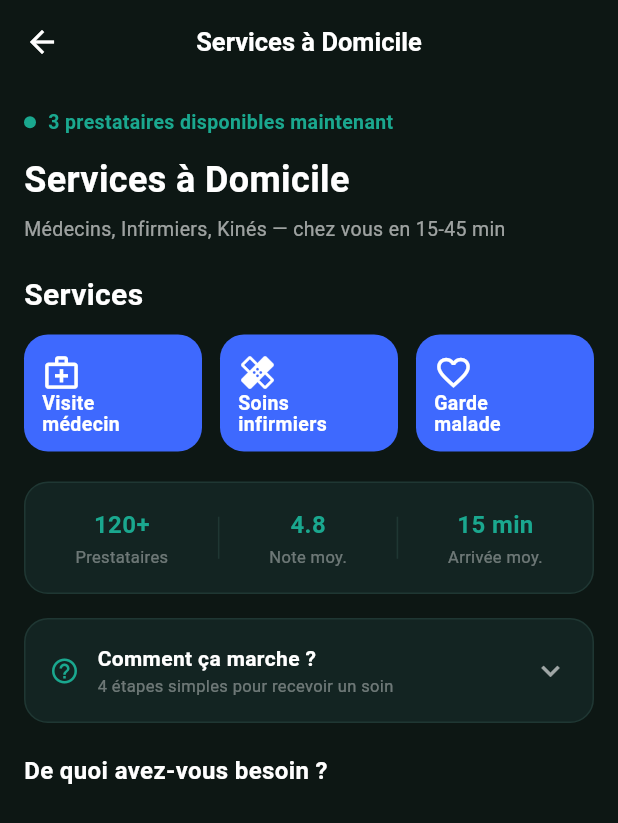
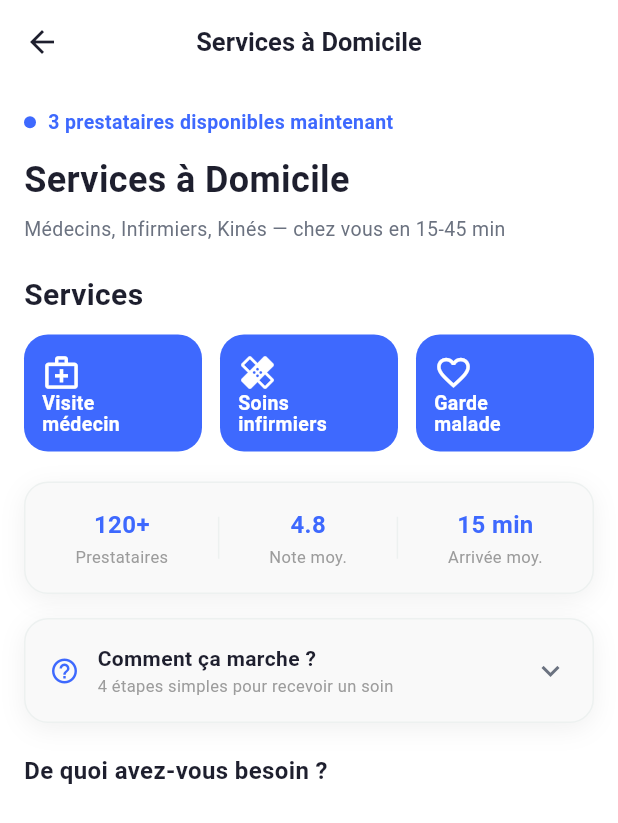
Before and after one commit to pfemoonbou-netizen/medicaclic, a Flutter app: the HomeCareScreen screen opened directly, on a phone screen of 412 x 824 dp. Shown: the top 823 px of the screen. Run offline on Flutter 3.47's test engine with Material 3 defaults, Android fonts, the phone set to English and light mode, and no system bars; our stand-ins replace file_picker, flutter_map, geolocator, go_router, image_picker, latlong2 and 2 more; accounts and stored records are empty.

Commit message:
Services a Domicile : passer du theme sombre au theme bleu et blanc
Remplace la palette sombre BoutiqueColors par un theme clair (fond blanc,
cartes gris clair, accent bleu #3E69FE), style de la maquette Codeless.
Fonctionnalites inchangees.

Co-Authored-By: Claude Opus 4.6 <noreply@anthropic.com>
Claude-Session: https://claude.ai/code/session_011W2p4idtsPLUqPjXsb6riq

```diff
--- a/lib/screens/home/home_care/home_care_screen.dart
+++ b/lib/screens/home/home_care/home_care_screen.dart
@@ -1,8 +1,18 @@
 import 'package:flutter/material.dart';
 import 'package:provider/provider.dart';
-import '../../pharmacy/boutique_theme.dart';
 import '../../../providers/home_care_provider.dart';
 import 'provider_list_screen.dart';
+
+// Theme clair bleu et blanc (au lieu du theme sombre BoutiqueColors).
+class _T {
+  static const bg = Colors.white;
+  static const card = Color(0xFFF9F9F9);
+  static const border = Color(0xFFEDF1F0);
+  static const accent = Color(0xFF3E69FE);
+  static const textPrimary = Color(0xFF1E1F2E);
+  static const textSecondary = Color(0xFF6B7280);
+  static const textFaint = Color(0xFF9C9C9C);
+}
 
 class HomeCareScreen extends StatefulWidget {
   const HomeCareScreen({super.key});
@@ -25,31 +35,31 @@ class _HomeCareScreenState extends State<HomeCareScreen> {
     final homeCare = context.watch<HomeCareProvider>();
 
     return Scaffold(
-      backgroundColor: BoutiqueColors.background,
+      backgroundColor: _T.bg,
       appBar: AppBar(
-        backgroundColor: BoutiqueColors.background,
+        backgroundColor: _T.bg,
         elevation: 0,
-        iconTheme: const IconThemeData(color: BoutiqueColors.textPrimary),
-        title: const Text('Services à Domicile', style: TextStyle(color: BoutiqueColors.textPrimary, fontSize: 17)),
+        iconTheme: const IconThemeData(color: _T.textPrimary),
+        title: const Text('Services à Domicile', style: TextStyle(color: _T.textPrimary, fontSize: 17)),
       ),
       body: homeCare.isLoading && homeCare.categories.isEmpty
-          ? const Center(child: CircularProgressIndicator(color: BoutiqueColors.accent))
+          ? const Center(child: CircularProgressIndicator(color: _T.accent))
           : ListView(
         padding: const EdgeInsets.all(16),
         children: [
           Row(
             children: [
-              Container(width: 8, height: 8, decoration: const BoxDecoration(color: BoutiqueColors.accent, shape: BoxShape.circle)),
+              Container(width: 8, height: 8, decoration: const BoxDecoration(color: _T.accent, shape: BoxShape.circle)),
               const SizedBox(width: 8),
-              const Text('3 prestataires disponibles maintenant', style: TextStyle(color: BoutiqueColors.accent, fontSize: 13, fontWeight: FontWeight.w600)),
+              const Text('3 prestataires disponibles maintenant', style: TextStyle(color: _T.accent, fontSize: 13, fontWeight: FontWeight.w600)),
             ],
           ),
           const SizedBox(height: 12),
-          const Text('Services à Domicile', style: TextStyle(color: BoutiqueColors.textPrimary, fontSize: 24, fontWeight: FontWeight.bold)),
+          const Text('Services à Domicile', style: TextStyle(color: _T.textPrimary, fontSize: 24, fontWeight: FontWeight.bold)),
           const SizedBox(height: 6),
-          const Text('Médecins, Infirmiers, Kinés — chez vous en 15-45 min', style: TextStyle(color: BoutiqueColors.textSecondary, fontSize: 13)),
+          const Text('Médecins, Infirmiers, Kinés — chez vous en 15-45 min', style: TextStyle(color: _T.textSecondary, fontSize: 13)),
           const SizedBox(height: 20),
-          const Text('Services', style: TextStyle(color: BoutiqueColors.textPrimary, fontSize: 20, fontWeight: FontWeight.w600)),
+          const Text('Services', style: TextStyle(color: _T.textPrimary, fontSize: 20, fontWeight: FontWeight.w600)),
           const SizedBox(height: 12),
           Row(
             children: const [
@@ -63,7 +73,12 @@ class _HomeCareScreenState extends State<HomeCareScreen> {
           const SizedBox(height: 20),
           Container(
             padding: const EdgeInsets.symmetric(vertical: 16),
-            decoration: BoxDecoration(color: BoutiqueColors.card, borderRadius: BorderRadius.circular(16), border: Border.all(color: BoutiqueColors.border)),
+            decoration: BoxDecoration(
+              color: _T.card,
+              borderRadius: BorderRadius.circular(16),
+              border: Border.all(color: _T.border),
+              boxShadow: const [BoxShadow(color: Color(0x0F000000), offset: Offset(0, 4), blurRadius: 14)],
+            ),
             child: Row(
               mainAxisAlignment: MainAxisAlignment.spaceEvenly,
               children: const [
@@ -77,7 +92,12 @@ class _HomeCareScreenState extends State<HomeCareScreen> {
           ),
           const SizedBox(height: 16),
           Container(
-            decoration: BoxDecoration(color: BoutiqueColors.card, borderRadius: BorderRadius.circular(16), border: Border.all(color: BoutiqueColors.border)),
+            decoration: BoxDecoration(
+              color: _T.card,
+              borderRadius: BorderRadius.circular(16),
+              border: Border.all(color: _T.border),
+              boxShadow: const [BoxShadow(color: Color(0x0F000000), offset: Offset(0, 4), blurRadius: 14)],
+            ),
             child: Column(
               children: [
                 InkWell(
@@ -87,18 +107,18 @@ class _HomeCareScreenState extends State<HomeCareScreen> {
                     padding: const EdgeInsets.all(16),
                     child: Row(
                       children: [
-                        const Icon(Icons.help_outline, color: BoutiqueColors.accent, size: 20),
+                        const Icon(Icons.help_outline, color: _T.accent, size: 20),
                         const SizedBox(width: 12),
                         const Expanded(
                           child: Column(
                             crossAxisAlignment: CrossAxisAlignment.start,
                             children: [
-                              Text('Comment ça marche ?', style: TextStyle(color: BoutiqueColors.textPrimary, fontSize: 14, fontWeight: FontWeight.w600)),
-                              Text('4 étapes simples pour recevoir un soin', style: TextStyle(color: BoutiqueColors.textFaint, fontSize: 11)),
+                              Text('Comment ça marche ?', style: TextStyle(color: _T.textPrimary, fontSize: 14, fontWeight: FontWeight.w600)),
+                              Text('4 étapes simples pour recevoir un soin', style: TextStyle(color: _T.textFaint, fontSize: 11)),
                             ],
                           ),
                         ),
-                        Icon(_howItWorksExpanded ? Icons.keyboard_arrow_up : Icons.keyboard_arrow_down, color: BoutiqueColors.textSecondary),
+                        Icon(_howItWorksExpanded ? Icons.keyboard_arrow_up : Icons.keyboard_arrow_down, color: _T.textSecondary),
                       ],
                     ),
                   ),
@@ -108,7 +128,7 @@ class _HomeCareScreenState extends State<HomeCareScreen> {
                     padding: const EdgeInsets.fromLTRB(16, 0, 16, 16),
                     child: Column(
                       children: [
-                        const Divider(color: BoutiqueColors.border, height: 1),
+                        const Divider(color: _T.border, height: 1),
                         const SizedBox(height: 12),
                         for (final step in _steps)
                           Padding(
@@ -119,17 +139,17 @@ class _HomeCareScreenState extends State<HomeCareScreen> {
                                 Container(
                                   width: 36,
                                   height: 36,
-                                  decoration: BoxDecoration(color: BoutiqueColors.accent.withValues(alpha: 0.15), shape: BoxShape.circle),
-                                  child: Icon(step.icon, color: BoutiqueColors.accent, size: 18),
+                                  decoration: BoxDecoration(color: _T.accent.withValues(alpha: 0.15), shape: BoxShape.circle),
+                                  child: Icon(step.icon, color: _T.accent, size: 18),
                                 ),
                                 const SizedBox(width: 12),
                                 Expanded(
                                   child: Column(
                                     crossAxisAlignment: CrossAxisAlignment.start,
                                     children: [
-                                      Text(step.title, style: const TextStyle(color: BoutiqueColors.textPrimary, fontSize: 13, fontWeight: FontWeight.w600)),
+                                      Text(step.title, style: const TextStyle(color: _T.textPrimary, fontSize: 13, fontWeight: FontWeight.w600)),
                                       const SizedBox(height: 2),
-                                      Text(step.desc, style: const TextStyle(color: BoutiqueColors.textFaint, fontSize: 12, height: 1.3)),
+                                      Text(step.desc, style: const TextStyle(color: _T.textFaint, fontSize: 12, height: 1.3)),
                                     ],
                                   ),
                                 ),
@@ -143,7 +163,7 @@ class _HomeCareScreenState extends State<HomeCareScreen> {
             ),
           ),
           const SizedBox(height: 20),
-          const Text('De quoi avez-vous besoin ?', style: TextStyle(color: BoutiqueColors.textPrimary, fontSize: 16, fontWeight: FontWeight.w700)),
+          const Text('De quoi avez-vous besoin ?', style: TextStyle(color: _T.textPrimary, fontSize: 16, fontWeight: FontWeight.w700)),
           const SizedBox(height: 12),
           GridView.builder(
             physics: const NeverScrollableScrollPhysics(),
@@ -157,7 +177,12 @@ class _HomeCareScreenState extends State<HomeCareScreen> {
                 onTap: () => Navigator.push(context, MaterialPageRoute(builder: (context) => ProviderListScreen(initialCategoryId: cat.id))),
                 child: Container(
                   padding: const EdgeInsets.all(14),
-                  decoration: BoxDecoration(color: BoutiqueColors.card, borderRadius: BorderRadius.circular(14), border: Border.all(color: BoutiqueColors.border)),
+                  decoration: BoxDecoration(
+                    color: _T.card,
+                    borderRadius: BorderRadius.circular(14),
+                    border: Border.all(color: _T.border),
+                    boxShadow: const [BoxShadow(color: Color(0x0F000000), offset: Offset(0, 4), blurRadius: 14)],
+                  ),
                   child: Column(
                     crossAxisAlignment: CrossAxisAlignment.start,
                     children: [
@@ -168,9 +193,9 @@ class _HomeCareScreenState extends State<HomeCareScreen> {
                         child: Icon(cat.icon, color: cat.color, size: 18),
                       ),
                       const Spacer(),
-                      Text(cat.name, style: const TextStyle(color: BoutiqueColors.textPrimary, fontSize: 13, fontWeight: FontWeight.w700)),
+                      Text(cat.name, style: const TextStyle(color: _T.textPrimary, fontSize: 13, fontWeight: FontWeight.w700)),
                       const SizedBox(height: 2),
-                      Text(cat.subtitle, style: const TextStyle(color: BoutiqueColors.textFaint, fontSize: 10), maxLines: 1, overflow: TextOverflow.ellipsis),
+                      Text(cat.subtitle, style: const TextStyle(color: _T.textFaint, fontSize: 10), maxLines: 1, overflow: TextOverflow.ellipsis),
                       const SizedBox(height: 6),
                       Text('dès ${cat.priceFrom} DA', style: TextStyle(color: cat.color, fontSize: 12, fontWeight: FontWeight.w700)),
                     ],
@@ -194,9 +219,9 @@ class _StatItem extends StatelessWidget {
   Widget build(BuildContext context) {
     return Column(
       children: [
-        Text(value, style: const TextStyle(color: BoutiqueColors.accent, fontSize: 16, fontWeight: FontWeight.bold)),
+        Text(value, style: const TextStyle(color: _T.accent, fontSize: 16, fontWeight: FontWeight.bold)),
         const SizedBox(height: 2),
-        Text(label, style: const TextStyle(color: BoutiqueColors.textFaint, fontSize: 11)),
+        Text(label, style: const TextStyle(color: _T.textFaint, fontSize: 11)),
       ],
     );
   }
@@ -205,7 +230,7 @@ class _StatItem extends StatelessWidget {
 class _StatDivider extends StatelessWidget {
   const _StatDivider();
   @override
-  Widget build(BuildContext context) => Container(width: 1, height: 28, color: BoutiqueColors.border);
+  Widget build(BuildContext context) => Container(width: 1, height: 28, color: _T.border);
 }
 
 /// Tuile bleue arrondie de raccourci vers un type de service (style
@@ -220,7 +245,7 @@ class _QuickServiceTile extends StatelessWidget {
     return Container(
       height: 78,
       padding: const EdgeInsets.all(12),
-      decoration: BoxDecoration(color: const Color(0xFF3E69FE), borderRadius: BorderRadius.circular(16)),
+      decoration: BoxDecoration(color: _T.accent, borderRadius: BorderRadius.circular(16)),
       child: Column(
         crossAxisAlignment: CrossAxisAlignment.start,
         children: [
```
